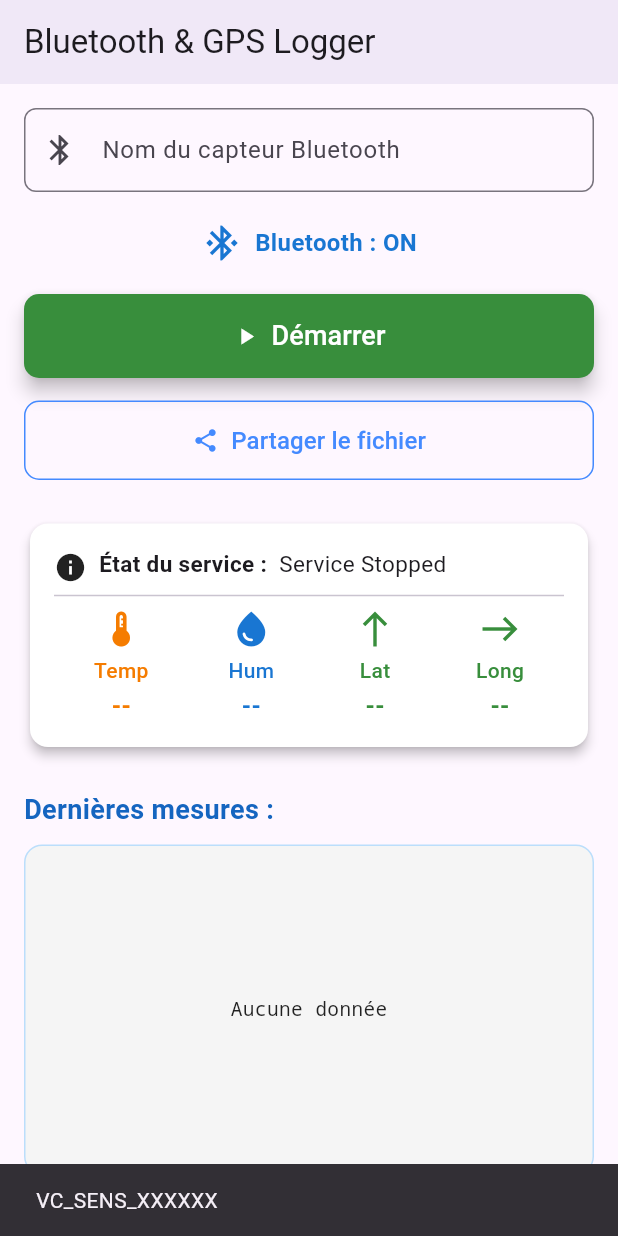
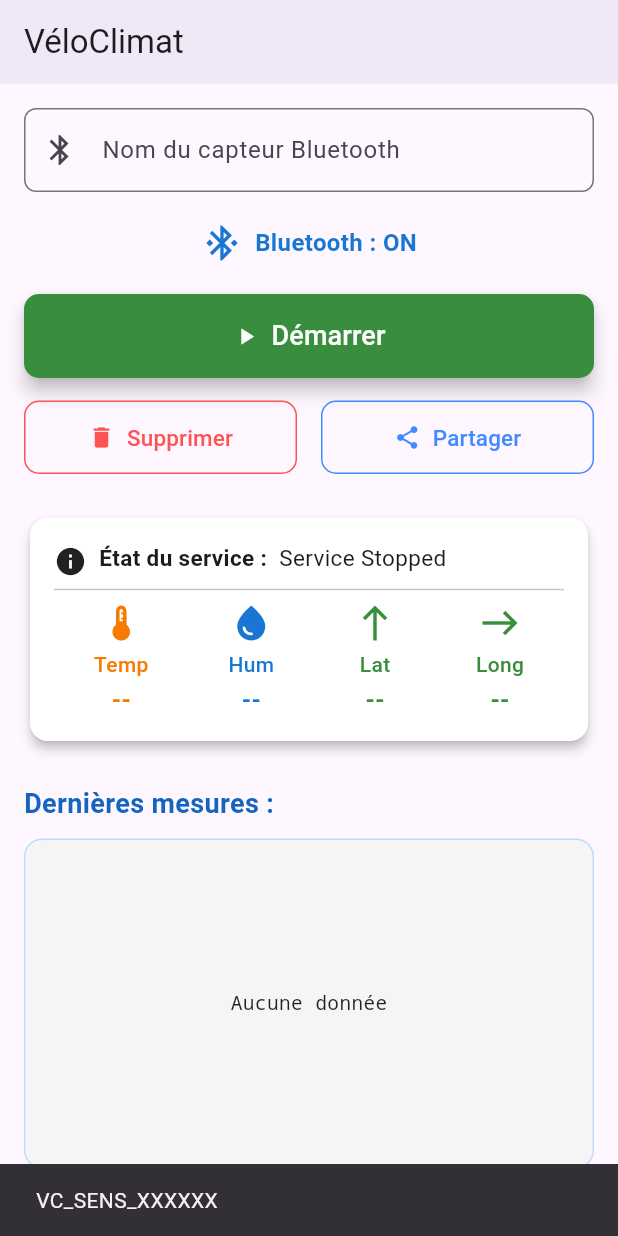
Before and after one commit to Lemap1/VelotClimat, a Flutter app: the screen it shows after launch, after a tap on "Démarrer", on a phone screen of 412 x 824 dp. Run offline on Flutter 3.47's test engine with Material 3 defaults, Android fonts, the phone set to English and light mode, and no system bars; our stand-ins replace csv, flutter_blue_plus, flutter_local_notifications, geolocator, permission_handler, share_plus; missing offline and left inert: flutter_background_service, flutter_background_service_android.

Commit message:
reworked the csv managemenet Now the csv are created when the start button is clicked, and the csv changes when start is clicked. Added a delete button to delete the stored csv. Reworked the share button to share a zip that contains all the csv files.

```diff
--- a/lib/bluetooth_connector_page.dart
+++ b/lib/bluetooth_connector_page.dart
@@ -5,13 +5,13 @@ import 'dart:io';
 import 'package:flutter/material.dart';
 import 'package:flutter_blue_plus/flutter_blue_plus.dart';
 import 'package:permission_handler/permission_handler.dart';
+import 'package:sensor_logging/widgets/delete_files_button.dart';
 import 'package:sensor_logging/utils.dart';
-import 'package:share_plus/share_plus.dart'; // For sharing the generated CSV file
 import 'package:flutter_background_service/flutter_background_service.dart';
+import 'package:sensor_logging/widgets/share_data_button.dart';
 
 class BluetoothConnectorPage extends StatefulWidget {
-  final String? csvFilePath;
-  const BluetoothConnectorPage({super.key, required this.csvFilePath});
+  const BluetoothConnectorPage({super.key});
 
   @override
   State<BluetoothConnectorPage> createState() => _BluetoothConnectorPageState();
@@ -37,6 +37,8 @@ class _BluetoothConnectorPageState extends State<BluetoothConnectorPage> {
   // Subscription to listen for changes in the Bluetooth adapter state
   StreamSubscription<BluetoothAdapterState>? _adapterStateSubscription;
 
+  String? _currentCsvFilePath; // Track the current session's CSV file path
+
   @override
   void initState() {
     super.initState();
@@ -58,7 +60,7 @@ class _BluetoothConnectorPageState extends State<BluetoothConnectorPage> {
       });
       // If Bluetooth is off and the service is running, stop the logging gracefully.
       if (state != BluetoothAdapterState.on && _isServiceRunning) {
-        _showSnackBar('Bluetooth is off. Stopping logging.');
+        Utils.showSnackBar('Bluetooth is off. Stopping logging.', context);
         _stopLogging(); // Automatically stop if Bluetooth turns off
       }
     });
@@ -129,32 +131,18 @@ class _BluetoothConnectorPageState extends State<BluetoothConnectorPage> {
     super.dispose();
   }
 
-  /// Displays a SnackBar message at the bottom of the screen.
-  void _showSnackBar(String message) {
-    if (!mounted) {
-      debugPrint(
-        'UI: SnackBar message "$message" not shown, widget not mounted.',
-      );
-      return; // Ensure widget is still mounted
-    }
-    debugPrint('UI: Showing SnackBar: $message');
-    ScaffoldMessenger.of(context).showSnackBar(
-      SnackBar(content: Text(message), duration: const Duration(seconds: 3)),
-    );
-  }
-
   /// Initiates the logging process.
   /// This includes requesting permissions, checking Bluetooth state, and starting the background service.
   Future<void> _startLogging() async {
     debugPrint('UI: Start Logging button pressed.');
-    // Request permissions again, just in case they were revoked or not granted initially.
     await Utils.requestPermissions();
     debugPrint('UI: Permissions re-checked.');
 
     // Perform pre-checks before attempting to start the service:
     if (Platform.isAndroid && !await Permission.notification.isGranted) {
-      _showSnackBar(
+      Utils.showSnackBar(
         'Notification permission is required to run in the background.',
+        context,
       );
       debugPrint('UI: Notification permission denied.');
       return;
@@ -162,8 +150,9 @@ class _BluetoothConnectorPageState extends State<BluetoothConnectorPage> {
     // Check for either LocationAlways or LocationWhenInUse for GPS logging.
     if (!(await Permission.locationAlways.isGranted ||
         await Permission.locationWhenInUse.isGranted)) {
-      _showSnackBar(
+      Utils.showSnackBar(
         'Location permission (Always or While in Use) is required for GPS logging.',
+        context,
       );
       debugPrint('UI: Location permission denied.');
       return;
@@ -175,7 +164,10 @@ class _BluetoothConnectorPageState extends State<BluetoothConnectorPage> {
     debugPrint('UI: Current Bluetooth adapter state: $currentBluetoothState');
 
     if (currentBluetoothState != BluetoothAdapterState.on) {
-      _showSnackBar('Bluetooth is OFF. Attempting to turn on Bluetooth...');
+      Utils.showSnackBar(
+        'Bluetooth is OFF. Attempting to turn on Bluetooth...',
+        context,
+      );
       debugPrint('UI: Bluetooth is OFF, attempting to turn on...');
       await FlutterBluePlus.turnOn(); // Attempt to turn on Bluetooth programmatically
 
@@ -187,14 +179,16 @@ class _BluetoothConnectorPageState extends State<BluetoothConnectorPage> {
             .timeout(const Duration(seconds: 10)); // Max 10 seconds to turn on
         debugPrint('UI: Bluetooth adapter successfully turned ON.');
       } on TimeoutException {
-        _showSnackBar(
+        Utils.showSnackBar(
           'Bluetooth did not turn on in time. Please enable it manually.',
+          context,
         );
         debugPrint('UI: Bluetooth did not turn on within timeout.');
         return;
       } catch (e) {
-        _showSnackBar(
+        Utils.showSnackBar(
           'Error turning on Bluetooth: $e. Please enable it manually.',
+          context,
         );
         debugPrint('UI: Error turning on Bluetooth: $e');
         return;
@@ -203,8 +197,9 @@ class _BluetoothConnectorPageState extends State<BluetoothConnectorPage> {
       if (currentBluetoothState != BluetoothAdapterState.on) {
         // This case should ideally not be hit if the timeout and where clause work,
         // but as a final safeguard.
-        _showSnackBar(
+        Utils.showSnackBar(
           'Bluetooth is still off despite attempt. Please enable it manually.',
+          context,
         );
         debugPrint(
           'UI: Bluetooth state check failed even after turnOn attempt.',
@@ -215,16 +210,25 @@ class _BluetoothConnectorPageState extends State<BluetoothConnectorPage> {
 
     final String deviceName = _deviceNameController.text.trim();
     if (deviceName.isEmpty) {
-      _showSnackBar('VC_SENS_XXXXXX');
+      Utils.showSnackBar('VC_SENS_XXXXXX', context);
       debugPrint('UI: Device name is empty.');
       return;
     }
+
+    // Generate a new CSV file path for this session
+    final csvFilePath = await Utils.generateCsvFilePath(deviceName);
+    setState(() {
+      _currentCsvFilePath = csvFilePath;
+    });
 
     final service = FlutterBackgroundService();
     var isRunning = await service.isRunning();
     if (isRunning) {
       // If service is already running, stop it gracefully before restarting to ensure a clean start.
-      _showSnackBar('Stopping existing service before restart...');
+      Utils.showSnackBar(
+        'Stopping existing service before restart...',
+        context,
+      );
       debugPrint('UI: Service already running, invoking stopService...');
       service.invoke('stopService');
       // Wait until the service is really stopped
@@ -252,7 +256,7 @@ class _BluetoothConnectorPageState extends State<BluetoothConnectorPage> {
       ); // Request to keep the service in foreground mode
       service.invoke('startLogging', {
         'deviceName': deviceName,
-        'csvFilePath': widget.csvFilePath, // Pass the path!
+        'csvFilePath': csvFilePath, // Pass the new path!
       }); // Send command with device name
       debugPrint(
         'UI: Background service started and startLogging command sent.',
@@ -262,10 +266,10 @@ class _BluetoothConnectorPageState extends State<BluetoothConnectorPage> {
         _isServiceRunning = true;
         _connectionStatus = 'Starting Service...';
       });
-      _showSnackBar('Logging started.');
+      Utils.showSnackBar('Logging started.', context);
     } catch (e) {
       // Handle potential errors during service startup (e.g., permissions not granted)
-      _showSnackBar('Failed to start service: ${e.toString()}');
+      Utils.showSnackBar('Failed to start service: ${e.toString()}', context);
       debugPrint('UI: Failed to start service: $e');
       setState(() {
         _isServiceRunning = false;
@@ -283,14 +287,14 @@ class _BluetoothConnectorPageState extends State<BluetoothConnectorPage> {
       _connectionStatus = 'Stopped';
     });
 
-    _showSnackBar('Logging stopped.');
+    Utils.showSnackBar('Logging stopped.', context);
   }
 
   /// Reads the latest log entries from the CSV file and updates the UI display.
   Future<void> _readLatestCsvLines() async {
-    if (widget.csvFilePath == null) return;
+    if (_currentCsvFilePath == null) return;
     debugPrint('UI: Reading latest CSV lines...');
-    final file = File(widget.csvFilePath ?? "default.csv");
+    final file = File(_currentCsvFilePath!);
     if (!await file.exists()) {
       setState(() => _csvLines = ['No log data yet.']);
       debugPrint('UI: CSV file does not exist.');
@@ -367,7 +371,7 @@ class _BluetoothConnectorPageState extends State<BluetoothConnectorPage> {
   Widget build(BuildContext context) {
     return Scaffold(
       appBar: AppBar(
-        title: const Text('Bluetooth & GPS Logger'), // <-- FR
+        title: const Text('VéloClimat'), // <-- FR
         elevation: 4, // Add a slight shadow to the app bar for depth
       ),
       body: SingleChildScrollView(
@@ -456,38 +460,15 @@ class _BluetoothConnectorPageState extends State<BluetoothConnectorPage> {
               ),
             ),
             const SizedBox(height: 15),
+            Row(
+              mainAxisAlignment: MainAxisAlignment.spaceEvenly,
+              children: [
+                DeleteFilesButton(),
+                const SizedBox(width: 16),
+                ShareDataButton(),
+              ],
+            ),
 
-            // Share Log File Button
-            OutlinedButton.icon(
-              onPressed: () async {
-                if (await File(widget.csvFilePath ?? "default.csv").exists()) {
-                  try {
-                    await Share.shareXFiles([
-                      XFile(widget.csvFilePath ?? "default.csv"),
-                    ], text: 'Données capteur'); // Use shareXFiles for XFile
-                  } catch (e) {
-                    _showSnackBar('Erreur lors du partage : $e');
-                  }
-                } else {
-                  _showSnackBar('Fichier non trouvé.');
-                }
-              },
-              icon: const Icon(
-                Icons.share,
-                color: Colors.blueAccent,
-              ), // Share icon
-              label: const Text(
-                'Partager le fichier',
-                style: TextStyle(fontSize: 16, color: Colors.blueAccent),
-              ),
-              style: OutlinedButton.styleFrom(
-                padding: const EdgeInsets.symmetric(vertical: 15),
-                shape: RoundedRectangleBorder(
-                  borderRadius: BorderRadius.circular(10),
-                ),
-                side: BorderSide(color: Colors.blueAccent), // Blue border
-              ),
-            ),
             const SizedBox(height: 25),
 
             // Live Status Section
--- a/lib/main.dart
+++ b/lib/main.dart
@@ -19,7 +19,6 @@ import 'package:sensor_logging/utils.dart';
 // These are example UUIDs for a generic Environmental Sensing Service and a custom characteristic.
 final Guid SERVICE_UUID = Guid("181A");
 final Guid CHARACTERISTIC_UUID = Guid("FF01");
-String? csvPath;
 
 /// Initializes the background service. This sets up the Android and iOS configurations.
 /// It also requests necessary permissions before the service attempts to start.
@@ -89,6 +88,8 @@ void onStart(ServiceInstance service) async {
   connectionStateSubscription; // Listens for BT device disconnection
   StreamSubscription<BluetoothAdapterState>?
   adapterStateSubscription; // Listens for global BT adapter state changes
+
+  String? csvFilePath; // <-- Add this to track the current session's CSV file
 
   // --- Foreground/Background Mode Management for Android ---
   if (service is AndroidServiceInstance) {
@@ -189,6 +190,10 @@ void onStart(ServiceInstance service) async {
       return;
     }
     deviceName = data['deviceName'];
+    csvFilePath = data['csvFilePath']; // <-- Get the path from UI
+
+    // Ensure CSV header for this session's file
+    await _ensureCsvHeader(csvFilePath);
 
     // Prevent starting logging if it's already active.
     if (logTimer?.isActive ?? false) {
@@ -365,6 +370,7 @@ void onStart(ServiceInstance service) async {
             service,
             connectedDevice!,
             targetCharacteristic!,
+            csvFilePath, // Pass the session's CSV file path
           );
         } else {
           // If for some reason device or characteristic becomes null, stop logging.
@@ -402,6 +408,7 @@ Future<void> _collectAndLogData(
   ServiceInstance service,
   BluetoothDevice device,
   BluetoothCharacteristic characteristic,
+  String? csvFilePath,
 ) async {
   debugPrint('Background service: _collectAndLogData called.');
   final now = DateTime.now();
@@ -502,7 +509,7 @@ Future<void> _collectAndLogData(
     lat?.toString() ?? 'N/A',
     lon?.toString() ?? 'N/A',
     accuracy?.toStringAsFixed(2) ?? 'N/A',
-  ]);
+  ], csvFilePath);
   debugPrint('Background service: Data appended to CSV.');
 
   // --- Send data to UI ---
@@ -510,7 +517,7 @@ Future<void> _collectAndLogData(
   service.invoke('updateUI', {
     // Provide a more concise status message for the UI, indicating if BT/GPS had errors.
     'status':
-        'Logging: BT: ${btDataStr.contains("Error") ? "Error" : "OK"}, GPS: ${locationDataStr.contains("Error") ? "Error" : "OK"}',
+        'BLT: ${btDataStr.contains("Error") ? "Error" : "OK"}, GPS: ${locationDataStr.contains("Error") ? "Error" : "OK"}',
     'btData': btDataStr,
     'locationData': locationDataStr,
   });
@@ -521,12 +528,9 @@ Future<void> _collectAndLogData(
 
 /// Ensures that the CSV file exists and contains the header row.
 /// If the file doesn't exist or is empty, it writes the header.
-Future<void> _ensureCsvHeader() async {
-  if (csvPath == null) {
-    return; // Ensure csvPath is initialized before proceeding
-  }
-  final file = File(csvPath ?? "default.csv");
-  // Check if file exists AND if its content is not just whitespace.
+Future<void> _ensureCsvHeader(String? csvFilePath) async {
+  if (csvFilePath == null) return;
+  final file = File(csvFilePath);
   if (!await file.exists() || (await file.readAsString()).trim().isEmpty) {
     final header = [
       'Timestamp',
@@ -545,24 +549,17 @@ Future<void> _ensureCsvHeader() async {
 }
 
 /// Appends a new row of data to the CSV log file.
-Future<void> _appendToCsv(List<dynamic> row) async {
-  if (csvPath == null) {
-    return; // Ensure csvPath is initialized before proceeding
-  }
-  final file = File(csvPath ?? "default.csv");
+Future<void> _appendToCsv(List<dynamic> row, String? csvFilePath) async {
+  if (csvFilePath == null) return;
+  final file = File(csvFilePath);
   final csvString = const ListToCsvConverter().convert([row]);
-  await file.writeAsString(
-    '$csvString\n',
-    mode: FileMode.append,
-  ); // Append mode adds to the end of the file
+  await file.writeAsString('$csvString\n', mode: FileMode.append);
 }
 
 // --- Main Application Entry Point ---
 void main() async {
   WidgetsFlutterBinding.ensureInitialized(); // Ensure Flutter widgets are initialized
   debugPrint('Main: WidgetsFlutterBinding initialized.');
-
-  csvPath = await Utils.csvFilePath;
 
   await initializeService(); // Initialize the background service configuration
   debugPrint('Main: Background service initialized.');
@@ -571,10 +568,7 @@ void main() async {
   FlutterBluePlus.setLogLevel(LogLevel.verbose);
   debugPrint('Main: FlutterBluePlus log level set to verbose.');
 
-  await _ensureCsvHeader(); // Ensure the CSV header is present before app starts
-  debugPrint('Main: CSV header check complete.');
-
-  runApp(const MyApp()); // Run the main Flutter application
+  runApp(const MyApp());
   debugPrint('Main: MyApp started.');
 }
 
@@ -585,15 +579,12 @@ class MyApp extends StatelessWidget {
   @override
   Widget build(BuildContext context) {
     return MaterialApp(
-      title: 'Bluetooth & GPS Logger',
+      title: 'VéloClimat',
       theme: ThemeData(
         primarySwatch: Colors.blue,
-        visualDensity: VisualDensity
-            .adaptivePlatformDensity, // Adjusts density based on platform
+        visualDensity: VisualDensity.adaptivePlatformDensity,
       ),
-      home: BluetoothConnectorPage(
-        csvFilePath: csvPath,
-      ), // The main page of the application
+      home: const BluetoothConnectorPage(), // No csvFilePath needed here
     );
   }
 }
--- /dev/null
+++ b/lib/widgets/share_data_button.dart
@@ -0,0 +1,41 @@
+import 'package:flutter/material.dart';
+import 'package:sensor_logging/utils.dart';
+import 'package:share_plus/share_plus.dart';
+
+class ShareDataButton extends StatelessWidget {
+  const ShareDataButton({super.key});
+
+  @override
+  Widget build(BuildContext context) {
+    return Expanded(
+      child: OutlinedButton.icon(
+        onPressed: () async {
+          try {
+            final zipFile = await Utils.zipAllCsv();
+            if (zipFile != null) {
+              await SharePlus.instance.share(
+                ShareParams(files: [XFile(zipFile.path)]),
+              );
+            } else {
+              Utils.showSnackBar('Aucune donnée à partager', context);
+            }
+          } catch (e) {
+            Utils.showSnackBar('Erreur partage : $e', context);
+          }
+        },
+        icon: const Icon(Icons.share, color: Colors.blueAccent),
+        label: const Text(
+          'Partager',
+          style: TextStyle(fontSize: 15, color: Colors.blueAccent),
+        ),
+        style: OutlinedButton.styleFrom(
+          padding: const EdgeInsets.symmetric(vertical: 14),
+          shape: RoundedRectangleBorder(
+            borderRadius: BorderRadius.circular(10),
+          ),
+          side: const BorderSide(color: Colors.blueAccent),
+        ),
+      ),
+    );
+  }
+}
--- a/pubspec.yaml
+++ b/pubspec.yaml
@@ -45,6 +45,7 @@ dependencies:
   flutter_background_service_android: ^6.3.0 # Specifically for Android features
   flutter_local_notifications: ^19.2.1
   permission_handler: ^12.0.0 # For handling permissions like notifications
+  archive: ^4.0.7
 
 dev_dependencies:
   flutter_test:
```
Also changed, not shown: lib/utils.dart (+72 -0 lines), lib/widgets/delete_files_button.dart (added, +140 -0 lines), pubspec.lock.
